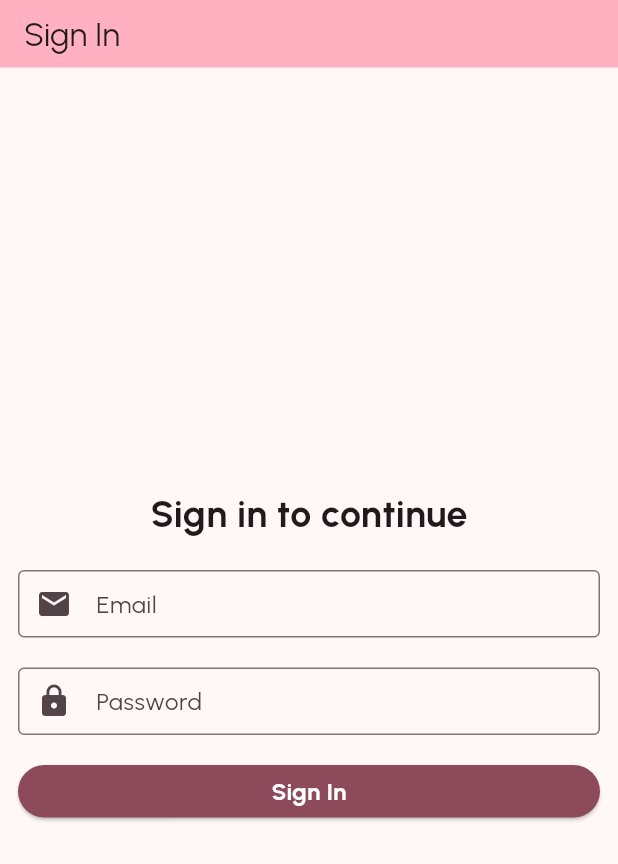
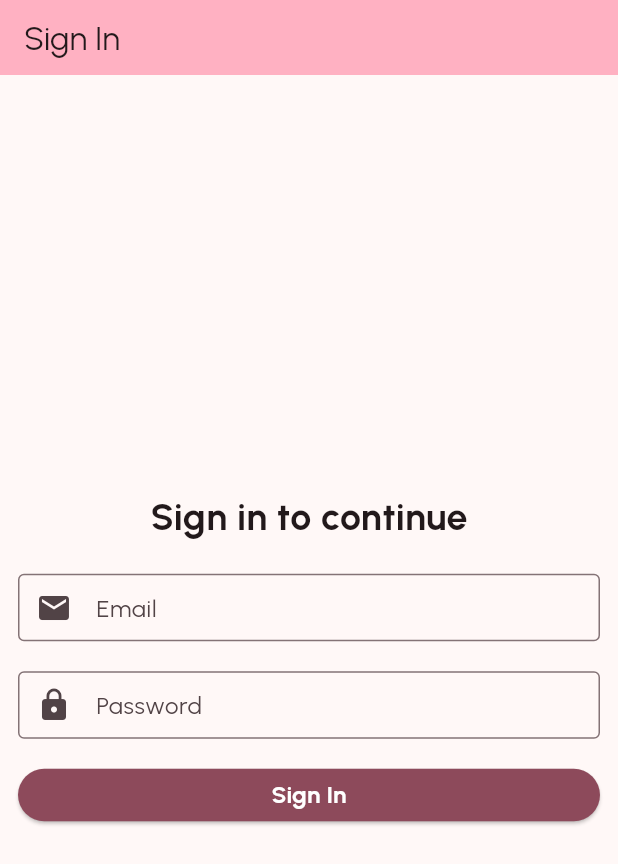
Before and after one commit to elisoft-engineer/todo-ui, a Flutter app: the screen it shows after launch, on a phone screen of 412 x 824 dp. Shown: the top 864 px of the screen. Run offline on Flutter 3.47's test engine with Material 3 defaults, Android fonts, the phone set to English and light mode, and no system bars; our stand-ins replace curved_navigation_bar, flutter_dotenv, shared_preferences, top_snackbar_flutter.

```diff
--- a/lib/components/app_bar.dart
+++ b/lib/components/app_bar.dart
@@ -10,9 +10,10 @@ class TopBar extends StatelessWidget implements PreferredSizeWidget {
     return AppBar(
       backgroundColor: Theme.of(context).colorScheme.inversePrimary,
       title: Text(title),
+      actions: actions,
     );
   }
 
   @override
-  Size get preferredSize => const Size.fromHeight(45);
+  Size get preferredSize => const Size.fromHeight(50);
 }
```
